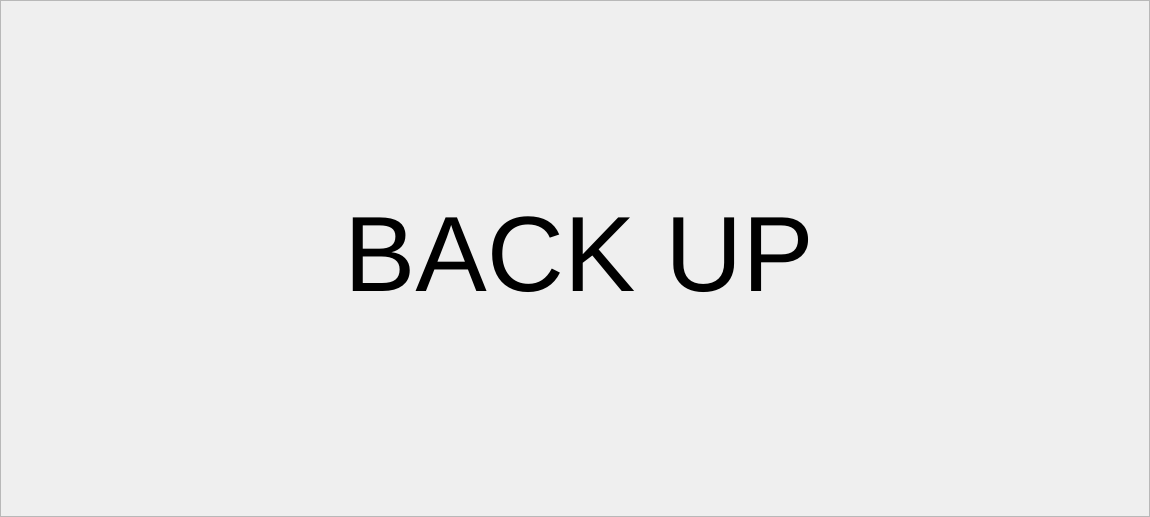
Qt form DB/backUp.ui (juanMartinAlvarez/STP_DB) before a commit.
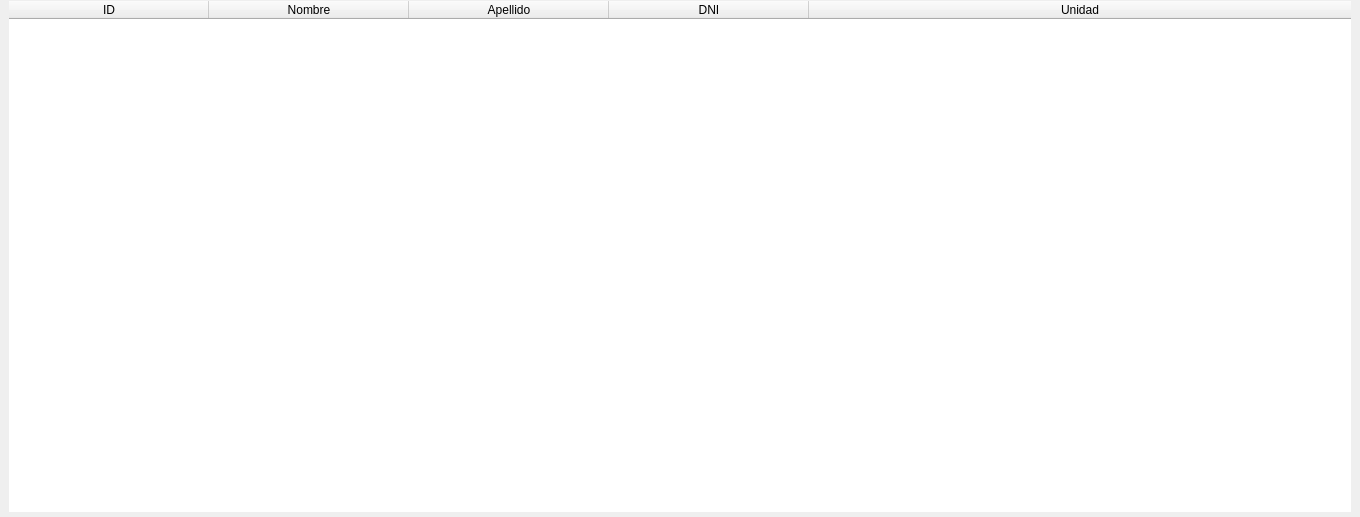
The same form after that commit.

Commit message: update DB Ui's

```diff
--- a/DB/backUp.ui
+++ b/DB/backUp.ui
@@ -6,60 +6,161 @@
    <rect>
     <x>0</x>
     <y>0</y>
-    <width>1150</width>
+    <width>1360</width>
     <height>517</height>
    </rect>
   </property>
+  <property name="sizePolicy">
+   <sizepolicy hsizetype="Fixed" vsizetype="Fixed">
+    <horstretch>0</horstretch>
+    <verstretch>0</verstretch>
+   </sizepolicy>
+  </property>
+  <property name="maximumSize">
+   <size>
+    <width>1360</width>
+    <height>16777215</height>
+   </size>
+  </property>
   <property name="windowTitle">
    <string>Form</string>
   </property>
-  <layout class="QHBoxLayout" name="horizontalLayout">
+  <property name="styleSheet">
+   <string notr="true">/*background-color: qlineargradient(spread:pad, x1:0, y1:0, x2:1, y2:1, stop:0 rgba(29, 100, 92, 157), stop:0.497326 rgba(0, 0, 0, 147), stop:1 rgba(0, 100, 100, 147));*/</string>
+  </property>
+  <layout class="QGridLayout" name="gridLayout">
    <property name="leftMargin">
-    <number>0</number>
+    <number>9</number>
    </property>
    <property name="topMargin">
-    <number>0</number>
+    <number>1</number>
    </property>
    <property name="rightMargin">
-    <number>0</number>
+    <number>9</number>
    </property>
    <property name="bottomMargin">
+    <number>5</number>
+   </property>
+   <property name="spacing">
     <number>0</number>
    </property>
-   <item>
-    <widget class="QFrame" name="screen">
+   <item row="0" column="0">
+    <widget class="QTableWidget" name="tableWidget">
+     <property name="enabled">
+      <bool>true</bool>
+     </property>
      <property name="sizePolicy">
-      <sizepolicy hsizetype="Expanding" vsizetype="Expanding">
+      <sizepolicy hsizetype="Minimum" vsizetype="Minimum">
        <horstretch>0</horstretch>
        <verstretch>0</verstretch>
       </sizepolicy>
      </property>
+     <property name="minimumSize">
+      <size>
+       <width>1342</width>
+       <height>511</height>
+      </size>
+     </property>
+     <property name="styleSheet">
+      <string notr="true"/>
+     </property>
      <property name="frameShape">
-      <enum>QFrame::StyledPanel</enum>
+      <enum>QFrame::NoFrame</enum>
      </property>
      <property name="frameShadow">
-      <enum>QFrame::Raised</enum>
+      <enum>QFrame::Sunken</enum>
      </property>
-     <layout class="QVBoxLayout" name="verticalLayout">
-      <property name="topMargin">
-       <number>0</number>
+     <property name="midLineWidth">
+      <number>0</number>
+     </property>
+     <property name="verticalScrollBarPolicy">
+      <enum>Qt::ScrollBarAsNeeded</enum>
+     </property>
+     <property name="horizontalScrollBarPolicy">
+      <enum>Qt::ScrollBarAsNeeded</enum>
+     </property>
+     <property name="autoScrollMargin">
+      <number>0</number>
+     </property>
+     <property name="editTriggers">
+      <set>QAbstractItemView::NoEditTriggers</set>
+     </property>
+     <property name="alternatingRowColors">
+      <bool>false</bool>
+     </property>
+     <property name="textElideMode">
+      <enum>Qt::ElideLeft</enum>
+     </property>
+     <property name="showGrid">
+      <bool>false</bool>
+     </property>
+     <property name="cornerButtonEnabled">
+      <bool>false</bool>
+     </property>
+     <attribute name="horizontalHeaderVisible">
+      <bool>true</bool>
+     </attribute>
+     <attribute name="horizontalHeaderCascadingSectionResizes">
+      <bool>true</bool>
+     </attribute>
+     <attribute name="horizontalHeaderDefaultSectionSize">
+      <number>0</number>
+     </attribute>
+     <attribute name="horizontalHeaderHighlightSections">
+      <bool>true</bool>
+     </attribute>
+     <attribute name="horizontalHeaderMinimumSectionSize">
+      <number>200</number>
+     </attribute>
+     <attribute name="horizontalHeaderShowSortIndicator" stdset="0">
+      <bool>true</bool>
+     </attribute>
+     <attribute name="horizontalHeaderStretchLastSection">
+      <bool>true</bool>
+     </attribute>
+     <attribute name="verticalHeaderVisible">
+      <bool>false</bool>
+     </attribute>
+     <attribute name="verticalHeaderCascadingSectionResizes">
+      <bool>false</bool>
+     </attribute>
+     <attribute name="verticalHeaderDefaultSectionSize">
+      <number>20</number>
+     </attribute>
+     <attribute name="verticalHeaderHighlightSections">
+      <bool>false</bool>
+     </attribute>
+     <attribute name="verticalHeaderMinimumSectionSize">
+      <number>0</number>
+     </attribute>
+     <attribute name="verticalHeaderShowSortIndicator" stdset="0">
+      <bool>false</bool>
+     </attribute>
+     <column>
+      <property name="text">
+       <string>ID</string>
       </property>
-      <property name="rightMargin">
-       <number>0</number>
+     </column>
+     <column>
+      <property name="text">
+       <string>Nombre</string>
       </property>
-      <item alignment="Qt::AlignHCenter">
-       <widget class="QLabel" name="label">
-        <property name="font">
-         <font>
-          <pointsize>80</pointsize>
-         </font>
-        </property>
-        <property name="text">
-         <string>BACK UP</string>
-        </property>
-       </widget>
-      </item>
-     </layout>
+     </column>
+     <column>
+      <property name="text">
+       <string>Apellido</string>
+      </property>
+     </column>
+     <column>
+      <property name="text">
+       <string>DNI</string>
+      </property>
+     </column>
+     <column>
+      <property name="text">
+       <string>Unidad</string>
+      </property>
+     </column>
     </widget>
    </item>
   </layout>
```
Left out of the diff: 4 changed lines with no effect on the pictures. The commit also changes 5 other files.
